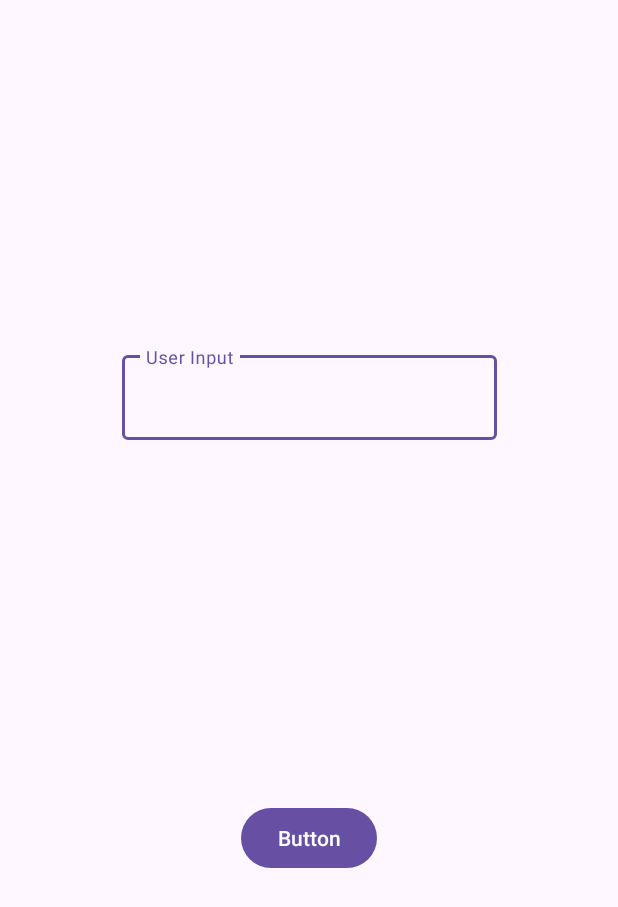
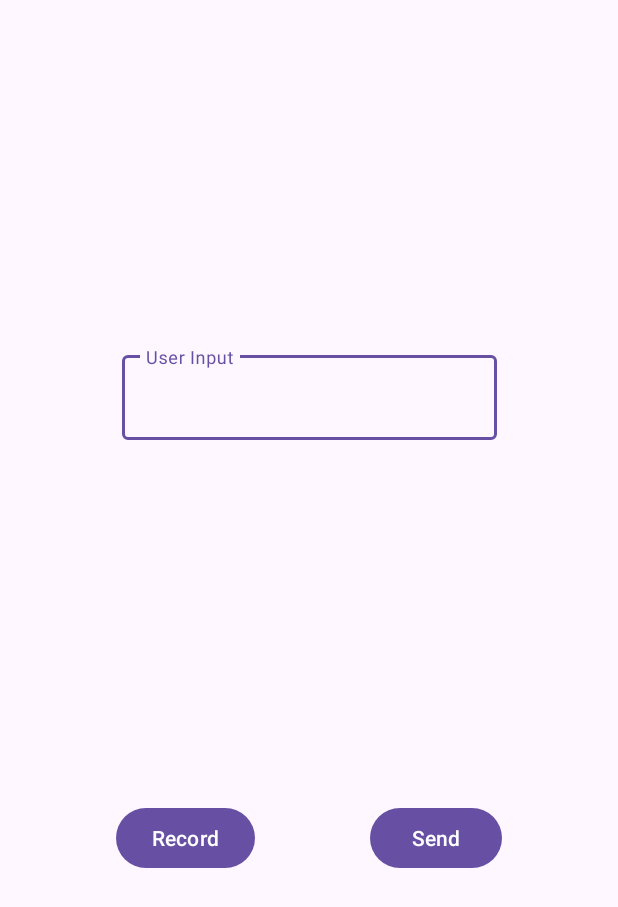
Before and after one commit to SorinaPopa/valisori, an Android app: the screen it shows after launch (MainActivity), on a phone screen of 412 x 824 dp. Shown: the top 907 px of the screen. Run offline under Robolectric (Android 15) with nearby library versions, the phone set to English and light mode, and no system bars; our stand-ins replace Firebase (no records; nobody signed in at launch, a user with empty details on screens opened directly), data binding.

Commit message:
Send user input text to Firebase

```diff
--- a/valisori/app/src/main/java/com/example/valisori/MainActivity.kt
+++ b/valisori/app/src/main/java/com/example/valisori/MainActivity.kt
@@ -31,26 +31,27 @@ class MainActivity : AppCompatActivity() {
 //            getString(R.string.shared_preference_organiser), Context.MODE_PRIVATE
 //        )
 //        subscribeToObserver()
-        openKeyboardObserver()
+        sendDataToFirebaseObserver()
     }
 
-    private fun openKeyboardObserver() {
+    private fun sendDataToFirebaseObserver() {
         //initialise Firebase database and reference
         val database = FirebaseDatabase.getInstance()
         val timestamp = System.currentTimeMillis().toString()
         val myRef = database.getReference("data").child(timestamp)
+
         mainViewModel.onInputButtonClicked.observe(this) { value ->
             if (value) {
-//                val imm = getSystemService(Context.INPUT_METHOD_SERVICE) as InputMethodManager
-//                imm.showSoftInput(userInput, InputMethodManager.SHOW_IMPLICIT)
-//                finish()
-
-
-                myRef.setValue("Send!")
-                Toast.makeText(this, "Data pushed to server with timestamp $timestamp", Toast.LENGTH_LONG).show()
-
+                val data = userInput.editText?.text.toString().trim()
+                if (data.isNotEmpty()) {
+                    val timestamp = System.currentTimeMillis().toString()
+                    val childRef = myRef.child(timestamp)
+                    childRef.setValue(data)
+                    Toast.makeText(this, "Data pushed to server with timestamp $timestamp", Toast.LENGTH_LONG).show()
+                } else {
+                    Toast.makeText(this, "Please enter data", Toast.LENGTH_LONG).show()
+                }
             }
         }
     }
-
 }
--- a/valisori/app/src/main/res/layout/activity_main.xml
+++ b/valisori/app/src/main/res/layout/activity_main.xml
@@ -4,6 +4,7 @@
     xmlns:tools="http://schemas.android.com/tools">
 
     <data>
+
         <import type="android.view.View" />
 
         <variable
@@ -20,11 +21,21 @@
             android:id="@+id/inputButton"
             android:layout_width="wrap_content"
             android:layout_height="wrap_content"
-            android:text="Button"
             android:onClick="@{()->mainViewModel.onClickInputButton()}"
+            android:text="Send"
             app:layout_constraintBottom_toBottomOf="parent"
-            app:layout_constraintEnd_toEndOf="parent"
-            app:layout_constraintStart_toStartOf="parent"
+            app:layout_constraintLeft_toRightOf="@id/voiceButton"
+            app:layout_constraintRight_toRightOf="parent"
+            app:layout_constraintTop_toBottomOf="@+id/userInputText" />
+
+        <Button
+            android:id="@+id/voiceButton"
+            android:layout_width="wrap_content"
+            android:layout_height="wrap_content"
+            android:text="Record"
+            app:layout_constraintBottom_toBottomOf="parent"
+            app:layout_constraintLeft_toLeftOf="parent"
+            app:layout_constraintRight_toLeftOf="@id/inputButton"
             app:layout_constraintTop_toBottomOf="@+id/userInputText" />
 
         <com.google.android.material.textfield.TextInputLayout
@@ -38,11 +49,12 @@
             app:layout_constraintStart_toStartOf="parent"
             app:layout_constraintTop_toTopOf="parent">
 
-        <com.google.android.material.textfield.TextInputEditText
-            android:layout_width="match_parent"
-            android:layout_height="match_parent"
-            android:text="@={mainViewModel.inputText}" />
+            <com.google.android.material.textfield.TextInputEditText
+                android:layout_width="match_parent"
+                android:layout_height="match_parent"
+                android:text="@={mainViewModel.inputText}" />
         </com.google.android.material.textfield.TextInputLayout>
+
 
     </androidx.constraintlayout.widget.ConstraintLayout>
 </layout>
```
